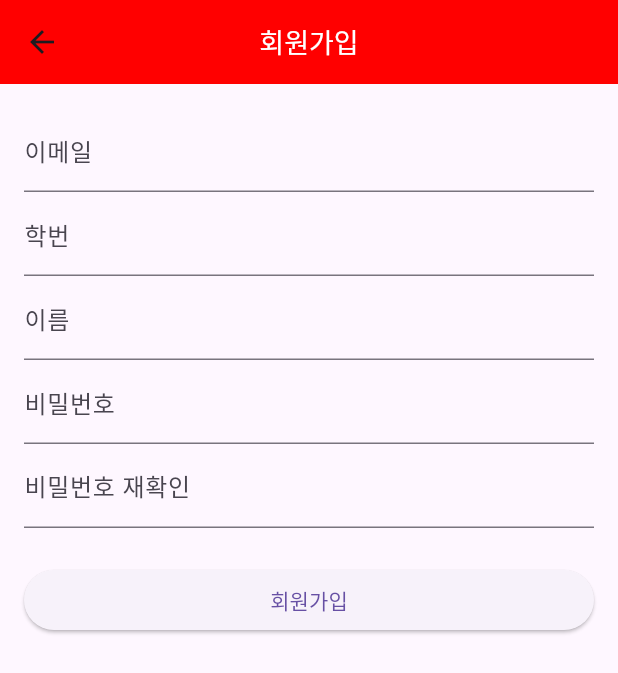
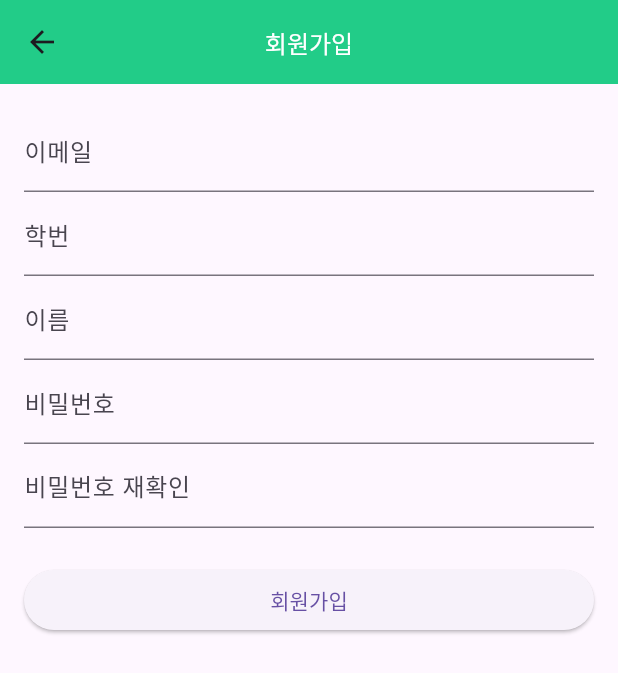
Before and after one commit to oh-chae-yeon/studyroom, a Flutter app: the screen it shows after launch, after a tap on "회원가입", on a phone screen of 412 x 824 dp. Shown: the top 673 px of the screen. Run offline on Flutter 3.47's test engine with Material 3 defaults, Android fonts, the phone set to English and light mode, and no system bars; our stand-ins replace cloud_firestore, firebase_auth, firebase_core; accounts and stored records are empty; network calls fail.

Commit message:
UI change2

```diff
--- a/lib/Loginpage.dart
+++ b/lib/Loginpage.dart
@@ -61,7 +61,7 @@ class _LoginpageState extends State<Loginpage> {
           //제목
           "경북대 복지관 스터디룸 예약",
           style: TextStyle(
-              fontSize: 18, fontWeight: FontWeight.bold, color: Colors.white),
+              fontSize: 16,  color: Colors.white),
         ),
       ),
       body: Padding(
--- a/lib/signup.dart
+++ b/lib/signup.dart
@@ -101,12 +101,12 @@ class _SignupState extends State<Signup> {
   Widget build(BuildContext context) {
     return Scaffold(
       appBar: AppBar(
-        backgroundColor: const Color.fromARGB(255, 255, 0, 0), //배경 red
+        backgroundColor: Color(0xFF22CC88), //배경 red
         centerTitle: true, //가운데 정렬
         title: const Text(
           //제목
           "회원가입",
-          style: TextStyle(fontSize: 18, color: Colors.white),
+          style: TextStyle(fontSize: 16, color: Colors.white),
         ),
       ),
       body: SingleChildScrollView(
```
